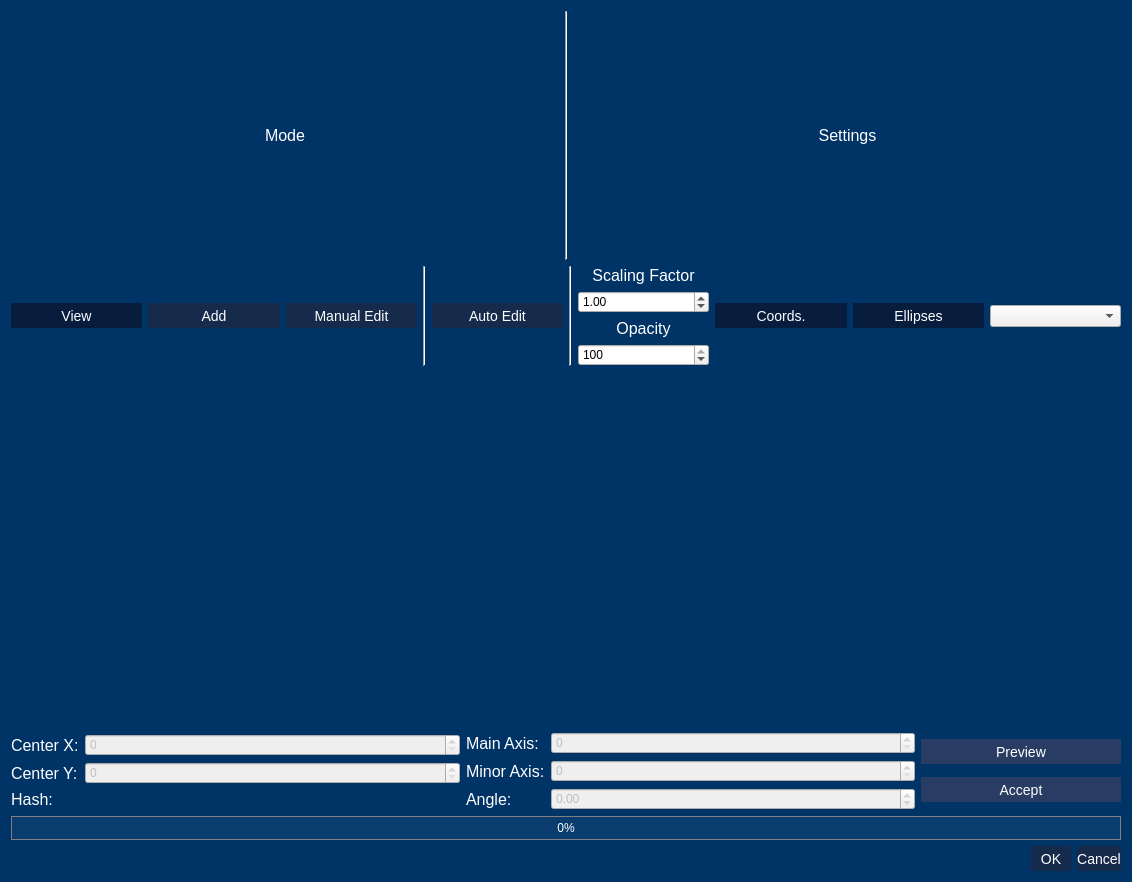
Qt form gui/definitions/ui/result_editor_dialog.ui (SilMon/NucDetect) before a commit.
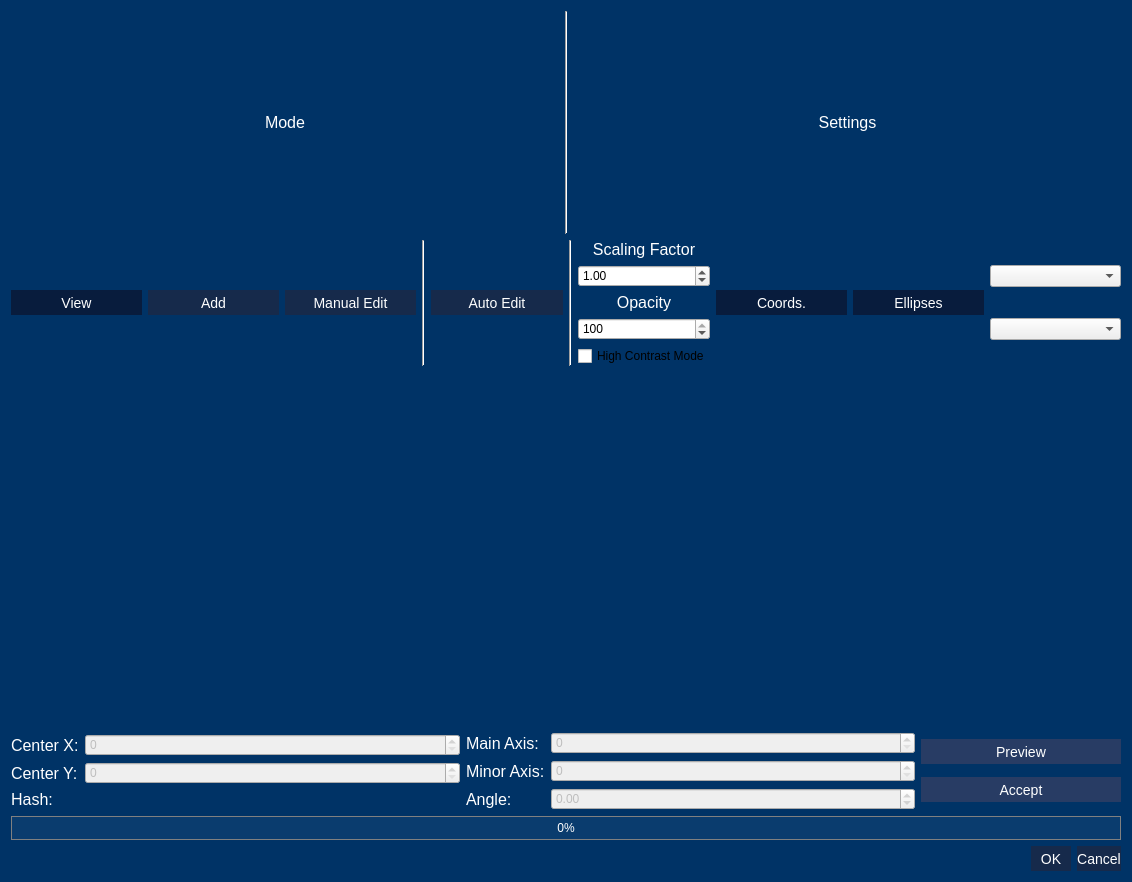
The same form after that commit.

```diff
--- a/gui/definitions/ui/result_editor_dialog.ui
+++ b/gui/definitions/ui/result_editor_dialog.ui
@@ -218,7 +218,7 @@
         </widget>
        </item>
        <item>
-        <layout class="QVBoxLayout" name="verticalLayout_2" stretch="0,0,0,0">
+        <layout class="QVBoxLayout" name="verticalLayout_2" stretch="0,0,0,0,0">
          <item>
           <widget class="QLabel" name="label_2">
            <property name="text">
@@ -271,6 +271,13 @@
            </property>
           </widget>
          </item>
+         <item>
+          <widget class="QCheckBox" name="cbx_high_contrast">
+           <property name="text">
+            <string>High Contrast Mode</string>
+           </property>
+          </widget>
+         </item>
         </layout>
        </item>
        <item>
@@ -318,6 +325,8 @@
         </widget>
        </item>
        <item>
+        <layout class="QVBoxLayout" name="verticalLayout_4">
+         <item>
         <widget class="QComboBox" name="cbx_channel">
          <property name="maximumSize">
           <size>
@@ -332,6 +341,11 @@
           <string/>
          </property>
         </widget>
+         </item>
+         <item>
+          <widget class="QComboBox" name="cbx_colormap"/>
+         </item>
+        </layout>
        </item>
       </layout>
      </item>
```
Lines whose indentation alone changed are shown as unchanged.
